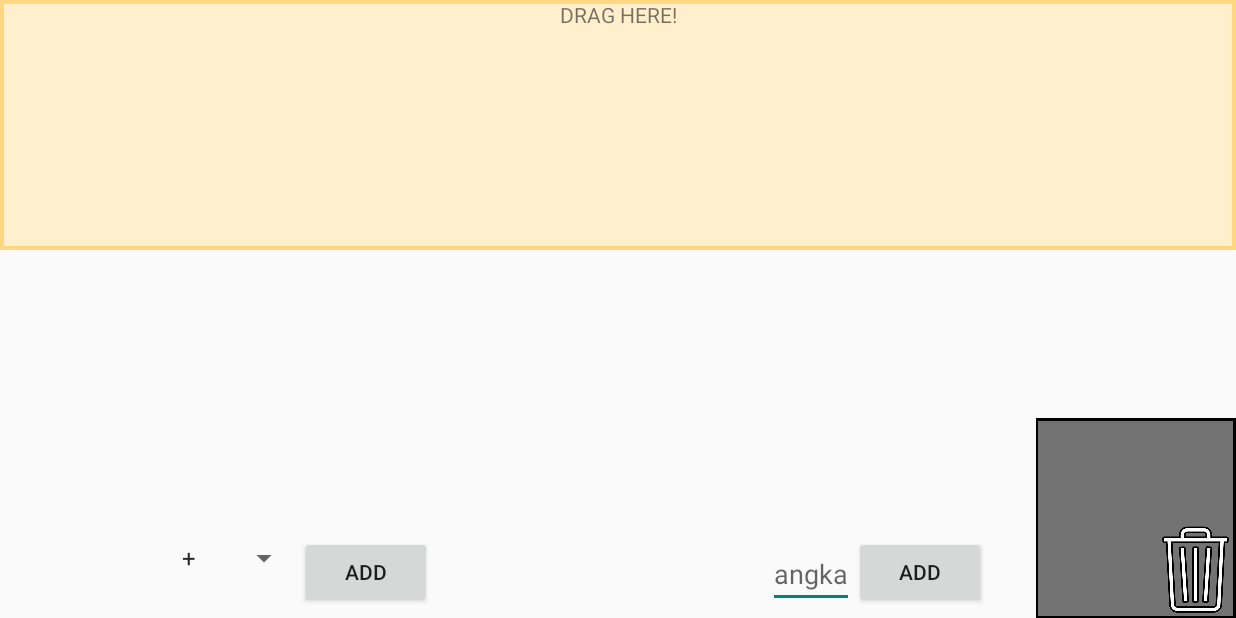
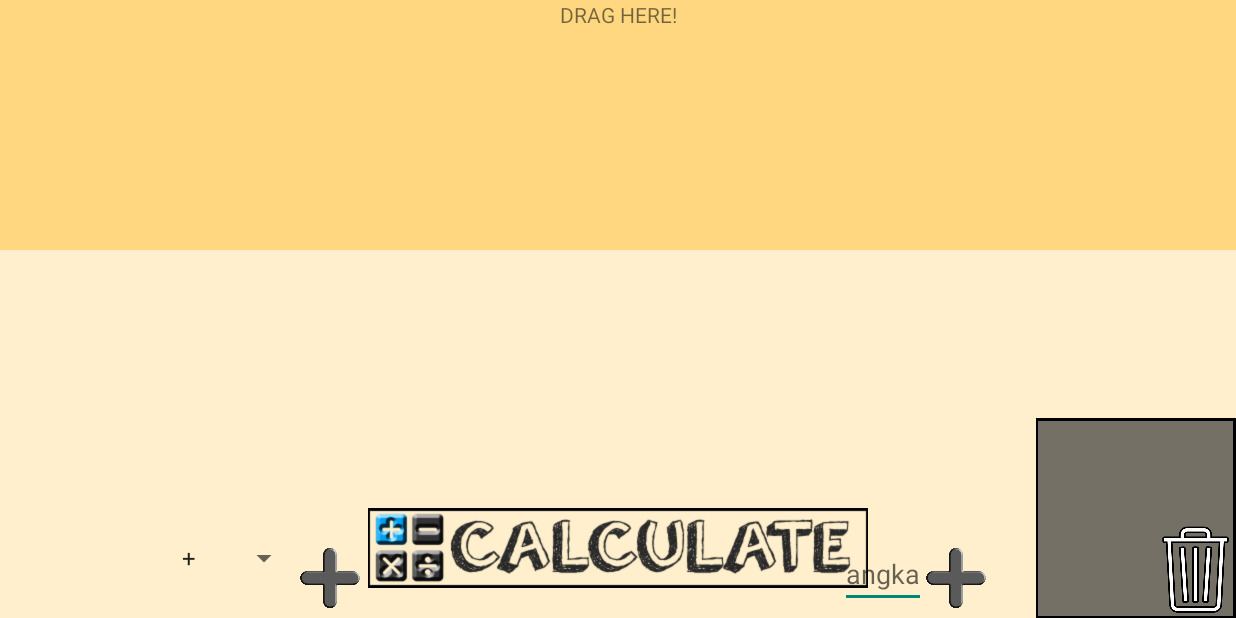
Before and after one commit to vgnaruto/PBD-CALCULATOR, an Android app: the screen it shows after launch (MainActivity), on a phone screen of 824 x 412 dp (held sideways). Run offline under Robolectric (Android 15) with nearby library versions, the phone set to English and light mode, and no system bars.

Commit message:
Perbaikan layout
-Mengubah warna background menjadi orange
-Mengganti button "ADD" dengan gambar + (plus)
-Menambahkan image button untuk mengkalkulasi seluruh operasi (belum di implementasikan)
-Mengganti warna text view pada operand menjadi ungu

```diff
--- a/Calculator/app/src/main/java/com/example/android/calculator/MainActivity.java
+++ b/Calculator/app/src/main/java/com/example/android/calculator/MainActivity.java
@@ -12,6 +12,7 @@ import android.view.View;
 import android.widget.ArrayAdapter;
 import android.widget.Button;
 import android.widget.EditText;
+import android.widget.ImageButton;
 import android.widget.ImageView;
 import android.widget.RelativeLayout;
 import android.widget.Spinner;
@@ -24,7 +25,7 @@ public class MainActivity extends AppCompatActivity implements View.OnClickListe
     private static int INDEX = 0;
     private static MainActivity instances;
 
-    private Button bAddOperator, bAddOperand;
+    private ImageButton bAddOperator, bAddOperand,bCalculate;
     private EditText etOperand;
     private Spinner sOperator;
     private RelativeLayout rLayout;
@@ -38,28 +39,33 @@ public class MainActivity extends AppCompatActivity implements View.OnClickListe
         super.onCreate(savedInstanceState);
         setContentView(R.layout.activity_calculator);
 
-        this.onCalculationList = new CustomTextView[7];
-
+        //CONNECT ATTRIBUT KE VIEW
         this.trashZone = findViewById(R.id.trash_zone);
+        this.bCalculate = findViewById(R.id.bCalculate);
         this.bAddOperator = findViewById(R.id.bAddOperator);
         this.bAddOperand = findViewById(R.id.bAddOperand);
         this.etOperand = findViewById(R.id.etOperand);
         this.sOperator = findViewById(R.id.sOperator);
         this.rLayout = findViewById(R.id.relativeLayout);
 
+        //ADAPTER SPINNER
         this.adapter = ArrayAdapter.createFromResource(this, R.array.operator, android.R.layout.simple_spinner_item);
         this.adapter.setDropDownViewResource(android.R.layout.simple_spinner_dropdown_item);
         this.sOperator.setAdapter(adapter);
 
+        //LISTENER
         this.bAddOperand.setOnClickListener(this);
         this.bAddOperator.setOnClickListener(this);
+        this.bCalculate.setOnClickListener(this);
 
+        //INISIALISASI ATTRIBUT
         instances = this;
+        this.onCalculationList = new CustomTextView[7];
     }
 
     @Override
     public void onClick(View view) {
-        Log.d("MainActivity", "clicked");
+//        Log.d("MainActivity", "clicked");
         if (view == bAddOperand) {
             if (!etOperand.getText().toString().equalsIgnoreCase("")) {
                 CustomTextView newTv = createOp(etOperand.getText().toString(), 0);
@@ -75,6 +81,8 @@ public class MainActivity extends AppCompatActivity implements View.OnClickListe
             newTv.setIsOperator(true);
             newTv.setId(INDEX++);
             rLayout.addView(newTv);
+        }else if(view == bCalculate){
+            Log.d("CALCULATOR","CALCULATE ON CLICK");
         }
     }
 
@@ -93,7 +101,7 @@ public class MainActivity extends AppCompatActivity implements View.OnClickListe
                 tv.setBackgroundColor(ResourcesCompat.getColor(getResources(), R.color.lightBlue, null));
                 break;
             case 1:
-                tv.setBackgroundColor(ResourcesCompat.getColor(getResources(), R.color.lightYellow, null));
+                tv.setBackgroundColor(ResourcesCompat.getColor(getResources(), R.color.lightPurple, null));
                 break;
         }
         if (Build.VERSION.SDK_INT >= Build.VERSION_CODES.JELLY_BEAN_MR1) {
@@ -172,7 +180,7 @@ public class MainActivity extends AppCompatActivity implements View.OnClickListe
                     currX += OPERATOR_WIDTH;
                 }
                 currX += 40;
-                Log.d("COORDINATE",i+" : "+currX);
+//                Log.d("COORDINATE",i+" : "+currX);
             }
             if(indeks % 2 == 0){
                 currX -= 20;
--- a/Calculator/app/src/main/res/drawable/border.xml
+++ b/Calculator/app/src/main/res/drawable/border.xml
@@ -2,10 +2,6 @@
 <shape xmlns:android="http://schemas.android.com/apk/res/android"
     android:shape="rectangle" >
 
-    <solid android:color="@color/lightOrange" />
-
-    <stroke
-        android:width="4px"
-        android:color="@color/darkLightOrange"/>
+    <solid android:color="@color/darkLightOrange" />
 
 </shape>
--- a/Calculator/app/src/main/res/layout/activity_calculator.xml
+++ b/Calculator/app/src/main/res/layout/activity_calculator.xml
@@ -8,7 +8,8 @@
     <RelativeLayout
         android:id="@+id/relativeLayout"
         android:layout_width="match_parent"
-        android:layout_height="match_parent">
+        android:layout_height="match_parent"
+        android:background="@color/lightOrange">
 
         <Spinner
             android:id="@+id/sOperator"
@@ -19,14 +20,17 @@
             android:layout_marginBottom="10px"
             android:textAlignment="center">
         </Spinner>
-        <Button
+
+        <ImageButton
             android:id="@+id/bAddOperator"
-            android:layout_width="wrap_content"
-            android:layout_height="wrap_content"
-            android:text="ADD"
+            android:layout_width="40dp"
+            android:layout_height="40dp"
+            android:src="@drawable/add_button"
+            android:background="@null"
+            android:scaleType="fitCenter"
             android:layout_toRightOf="@id/sOperator"
             android:layout_alignParentBottom="true"
-            android:layout_marginBottom="10px"/>
+            android:layout_marginBottom="10px" />
 
         <EditText
             android:id="@+id/etOperand"
@@ -39,15 +43,18 @@
             android:layout_alignParentBottom="true"
             android:layout_marginBottom="10px"
             android:maxLength="10"/>
-        <Button
+        <ImageButton
             android:id="@+id/bAddOperand"
-            android:layout_width="wrap_content"
-            android:layout_height="wrap_content"
-            android:text="add"
+            android:layout_width="40dp"
+            android:layout_height="40dp"
+            android:src="@drawable/add_button"
+            android:background="@null"
+            android:scaleType="fitCenter"
             android:layout_toLeftOf="@id/trash_zone"
             android:layout_alignParentBottom="true"
             android:layout_marginRight="50px"
             android:layout_marginBottom="10px"/>
+
         <ImageView
             android:id="@+id/trash_zone"
             android:layout_width="200px"
@@ -66,6 +73,16 @@
             android:text="DRAG HERE!"
             android:textAlignment="center"
             android:drawableBottom="@color/colorPrimaryDark"/>
+        <ImageButton
+            android:id="@+id/bCalculate"
+            android:layout_centerHorizontal="true"
+            android:layout_alignParentBottom="true"
+            android:layout_marginBottom="20px"
+            android:layout_width="500px"
+            android:layout_height="100px"
+            android:background="@null"
+            android:scaleType="fitCenter"
+            android:src="@drawable/calculate"/>
     </RelativeLayout>
 
 </android.support.constraint.ConstraintLayout>
--- a/Calculator/app/src/main/res/values/colors.xml
+++ b/Calculator/app/src/main/res/values/colors.xml
@@ -7,6 +7,7 @@
     <color name="lightYellow">#FFCC66</color>
     <color name="lightGray">#D9D9D9</color>
     <color name="lightOrange">#FFEFCC</color>
+    <color name="lightPurple">#9966FF</color>
     <color name="darkLightOrange">#FFD780</color>
     <color name="black">#000000</color>
 </resources>
```
Also changed, not shown: Calculator/app/src/main/res/drawable/add_button.png (added), Calculator/app/src/main/res/drawable/calculate.png (added), 3 other files.
